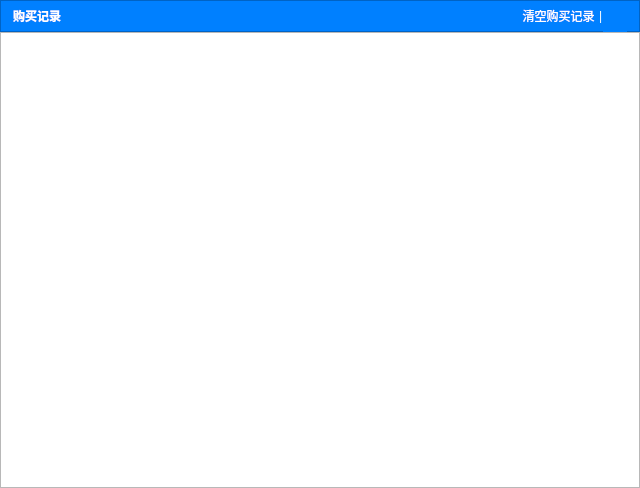
Before: the Qt Designer form buyhistorywidget.ui in ZhouMei20220810/TEST, drawn with Qt 5.
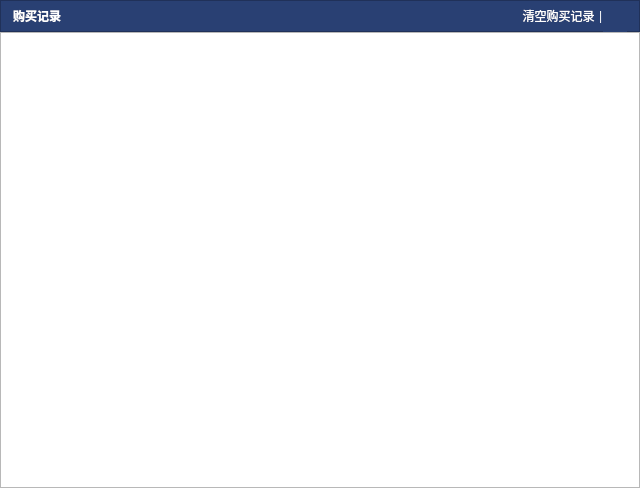
After: the same form once the commit is applied. Icons and pictures are not drawn.

The edit to the form file:
```diff
--- a/buyhistorywidget.ui
+++ b/buyhistorywidget.ui
@@ -49,27 +49,27 @@
         <colorrole role="Button">
          <brush brushstyle="SolidPattern">
           <color alpha="255">
-           <red>0</red>
-           <green>128</green>
-           <blue>255</blue>
+           <red>41</red>
+           <green>64</green>
+           <blue>115</blue>
           </color>
          </brush>
         </colorrole>
         <colorrole role="Base">
          <brush brushstyle="SolidPattern">
           <color alpha="255">
-           <red>0</red>
-           <green>128</green>
-           <blue>255</blue>
+           <red>41</red>
+           <green>64</green>
+           <blue>115</blue>
           </color>
          </brush>
         </colorrole>
         <colorrole role="Window">
          <brush brushstyle="SolidPattern">
           <color alpha="255">
-           <red>0</red>
-           <green>128</green>
-           <blue>255</blue>
+           <red>41</red>
+           <green>64</green>
+           <blue>115</blue>
           </color>
          </brush>
         </colorrole>
@@ -78,27 +78,27 @@
         <colorrole role="Button">
          <brush brushstyle="SolidPattern">
           <color alpha="255">
-           <red>0</red>
-           <green>128</green>
-           <blue>255</blue>
+           <red>41</red>
+           <green>64</green>
+           <blue>115</blue>
           </color>
          </brush>
         </colorrole>
         <colorrole role="Base">
          <brush brushstyle="SolidPattern">
           <color alpha="255">
-           <red>0</red>
-           <green>128</green>
-           <blue>255</blue>
+           <red>41</red>
+           <green>64</green>
+           <blue>115</blue>
           </color>
          </brush>
         </colorrole>
         <colorrole role="Window">
          <brush brushstyle="SolidPattern">
           <color alpha="255">
-           <red>0</red>
-           <green>128</green>
-           <blue>255</blue>
+           <red>41</red>
+           <green>64</green>
+           <blue>115</blue>
           </color>
          </brush>
         </colorrole>
@@ -107,27 +107,27 @@
         <colorrole role="Button">
          <brush brushstyle="SolidPattern">
           <color alpha="255">
-           <red>0</red>
-           <green>128</green>
-           <blue>255</blue>
+           <red>41</red>
+           <green>64</green>
+           <blue>115</blue>
           </color>
          </brush>
         </colorrole>
         <colorrole role="Base">
          <brush brushstyle="SolidPattern">
           <color alpha="255">
-           <red>0</red>
-           <green>128</green>
-           <blue>255</blue>
+           <red>41</red>
+           <green>64</green>
+           <blue>115</blue>
           </color>
          </brush>
         </colorrole>
         <colorrole role="Window">
          <brush brushstyle="SolidPattern">
           <color alpha="255">
-           <red>0</red>
-           <green>128</green>
-           <blue>255</blue>
+           <red>41</red>
+           <green>64</green>
+           <blue>115</blue>
           </color>
          </brush>
         </colorrole>
@@ -138,7 +138,7 @@
       <cursorShape>ArrowCursor</cursorShape>
      </property>
      <property name="styleSheet">
-      <string notr="true">background-color:#FF0080FF;</string>
+      <string notr="true">background-color:#FF294073;</string>
      </property>
      <property name="frameShape">
       <enum>QFrame::StyledPanel</enum>
@@ -179,27 +179,27 @@
            <colorrole role="Button">
             <brush brushstyle="SolidPattern">
              <color alpha="255">
-              <red>0</red>
-              <green>128</green>
-              <blue>255</blue>
+              <red>41</red>
+              <green>64</green>
+              <blue>115</blue>
              </color>
             </brush>
            </colorrole>
            <colorrole role="Base">
             <brush brushstyle="SolidPattern">
              <color alpha="255">
-              <red>0</red>
-              <green>128</green>
-              <blue>255</blue>
+              <red>41</red>
+              <green>64</green>
+              <blue>115</blue>
              </color>
             </brush>
            </colorrole>
            <colorrole role="Window">
             <brush brushstyle="SolidPattern">
              <color alpha="255">
-              <red>0</red>
-              <green>128</green>
-              <blue>255</blue>
+              <red>41</red>
+              <green>64</green>
+              <blue>115</blue>
              </color>
             </brush>
            </colorrole>
@@ -217,27 +217,27 @@
            <colorrole role="Button">
             <brush brushstyle="SolidPattern">
              <color alpha="255">
-              <red>0</red>
-              <green>128</green>
-              <blue>255</blue>
+              <red>41</red>
+              <green>64</green>
+              <blue>115</blue>
              </color>
             </brush>
            </colorrole>
            <colorrole role="Base">
             <brush brushstyle="SolidPattern">
              <color alpha="255">
-              <red>0</red>
-              <green>128</green>
-              <blue>255</blue>
+              <red>41</red>
+              <green>64</green>
+              <blue>115</blue>
              </color>
             </brush>
            </colorrole>
            <colorrole role="Window">
             <brush brushstyle="SolidPattern">
              <color alpha="255">
-              <red>0</red>
-              <green>128</green>
-              <blue>255</blue>
+              <red>41</red>
+              <green>64</green>
+              <blue>115</blue>
              </color>
             </brush>
            </colorrole>
@@ -246,27 +246,27 @@
            <colorrole role="Button">
             <brush brushstyle="SolidPattern">
              <color alpha="255">
-              <red>0</red>
-              <green>128</green>
-              <blue>255</blue>
+              <red>41</red>
+              <green>64</green>
+              <blue>115</blue>
              </color>
             </brush>
            </colorrole>
            <colorrole role="Base">
             <brush brushstyle="SolidPattern">
              <color alpha="255">
-              <red>0</red>
-              <green>128</green>
-              <blue>255</blue>
+              <red>41</red>
+              <green>64</green>
+              <blue>115</blue>
              </color>
             </brush>
            </colorrole>
            <colorrole role="Window">
             <brush brushstyle="SolidPattern">
              <color alpha="255">
-              <red>0</red>
-              <green>128</green>
-              <blue>255</blue>
+              <red>41</red>
+              <green>64</green>
+              <blue>115</blue>
              </color>
             </brush>
            </colorrole>
```
Left out of the diff: 2 changed lines with no effect on the pictures.
